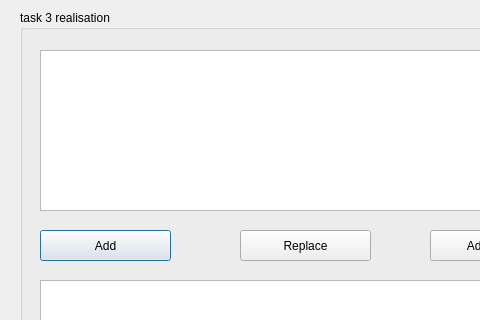
The window that task3window.ui (v01z/qt_1) describes before a commit, drawn with Qt 5; both pictures show x 0 to 480 and y 0 to 320 of the 617 by 543 pixel window.
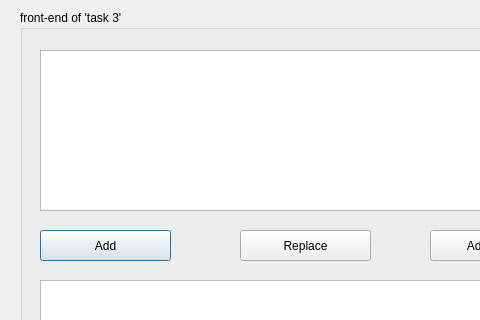
The same window after the commit.

Commit message: Third task is ready I suppose

Patch:
```diff
--- a/task3window.ui
+++ b/task3window.ui
@@ -23,7 +23,7 @@
     </rect>
    </property>
    <property name="title">
-    <string>task 3 realisation</string>
+    <string>front-end of 'task 3'</string>
    </property>
    <widget class="QPlainTextEdit" name="plainTextEditSrc">
     <property name="geometry">
```
The commit also changes 2 other files.
